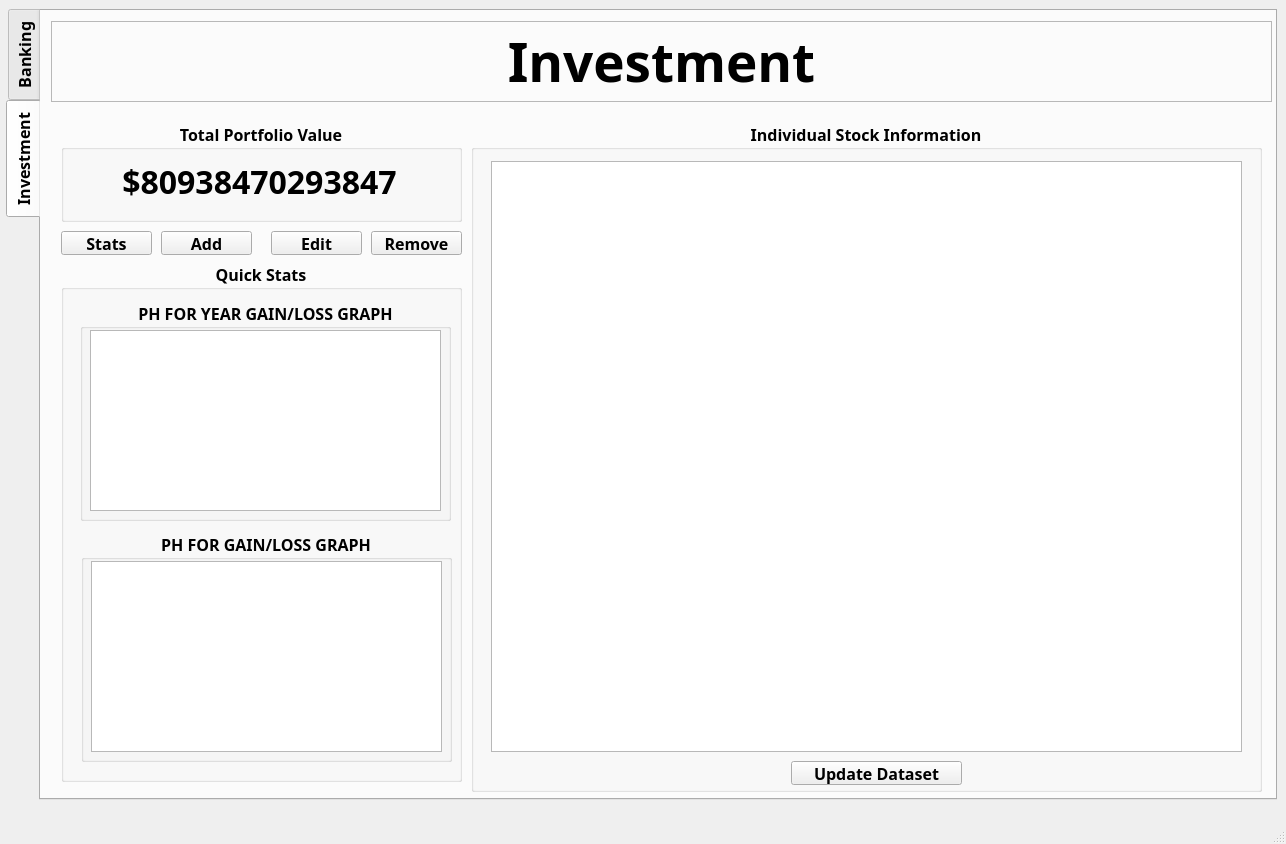
This is mainwindow.ui in eedwards4/centsible as Qt 5 draws it before an edit. The edited form follows.
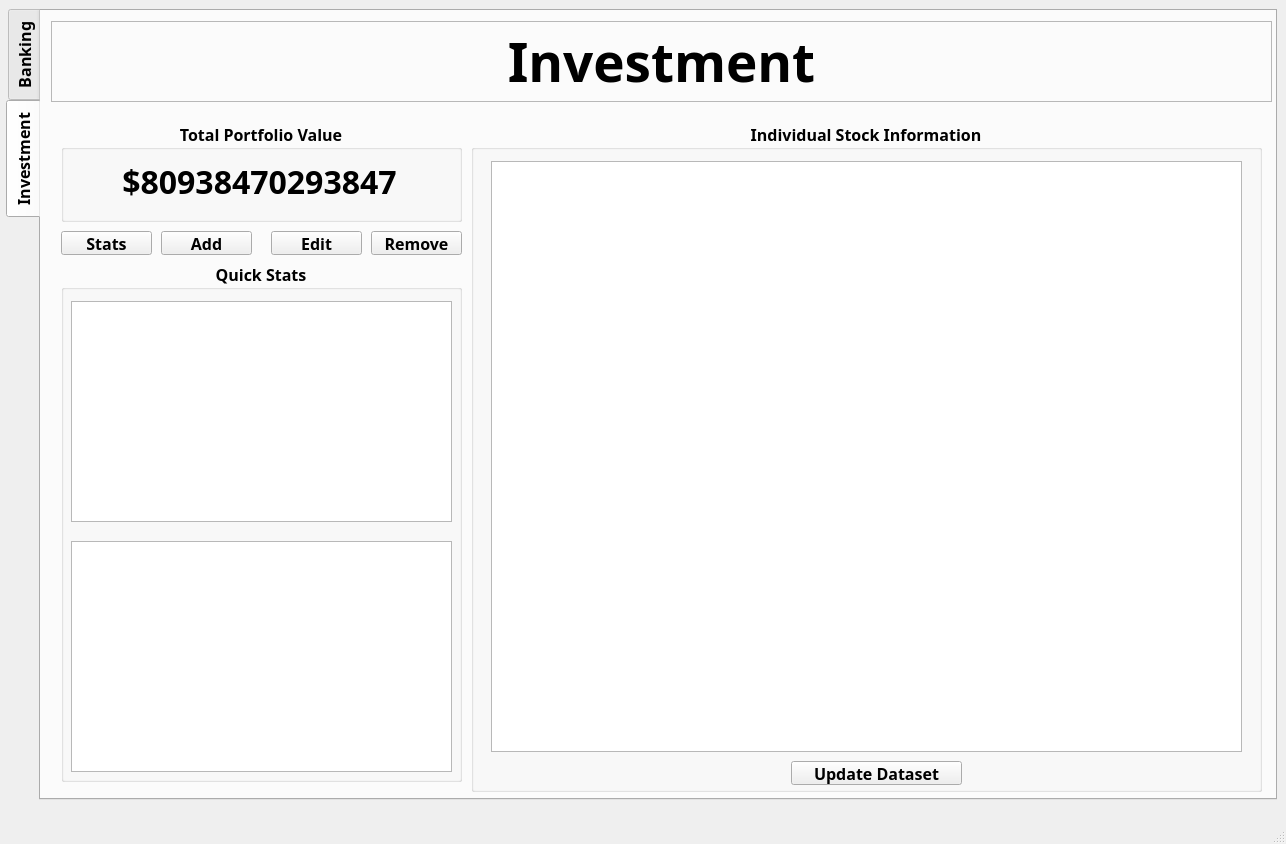
This is the edited form. Icons and pictures are not drawn. Custom widgets are drawn as their Qt base class.

```diff
--- a/mainwindow.ui
+++ b/mainwindow.ui
@@ -462,57 +462,25 @@
       <property name="alignment">
        <set>Qt::AlignCenter</set>
       </property>
-      <widget class="QGroupBox" name="groupBox_4">
+      <widget class="QChartView" name="invest_year_graph">
        <property name="geometry">
         <rect>
-         <x>19</x>
-         <y>39</y>
-         <width>371</width>
+         <x>10</x>
+         <y>40</y>
+         <width>381</width>
          <height>221</height>
         </rect>
        </property>
-       <property name="title">
-        <string>PH FOR YEAR GAIN/LOSS GRAPH</string>
-       </property>
-       <property name="alignment">
-        <set>Qt::AlignCenter</set>
-       </property>
-       <widget class="QChartView" name="invest_year_graph">
-        <property name="geometry">
-         <rect>
-          <x>10</x>
-          <y>30</y>
-          <width>351</width>
-          <height>181</height>
-         </rect>
-        </property>
-       </widget>
       </widget>
-      <widget class="QGroupBox" name="groupBox_5">
+      <widget class="QChartView" name="invest_total_graph">
        <property name="geometry">
         <rect>
-         <x>20</x>
-         <y>270</y>
-         <width>371</width>
+         <x>10</x>
+         <y>280</y>
+         <width>381</width>
          <height>231</height>
         </rect>
        </property>
-       <property name="title">
-        <string>PH FOR GAIN/LOSS GRAPH</string>
-       </property>
-       <property name="alignment">
-        <set>Qt::AlignCenter</set>
-       </property>
-       <widget class="QChartView" name="invest_total_graph">
-        <property name="geometry">
-         <rect>
-          <x>10</x>
-          <y>30</y>
-          <width>351</width>
-          <height>191</height>
-         </rect>
-        </property>
-       </widget>
       </widget>
      </widget>
     </widget>
```
